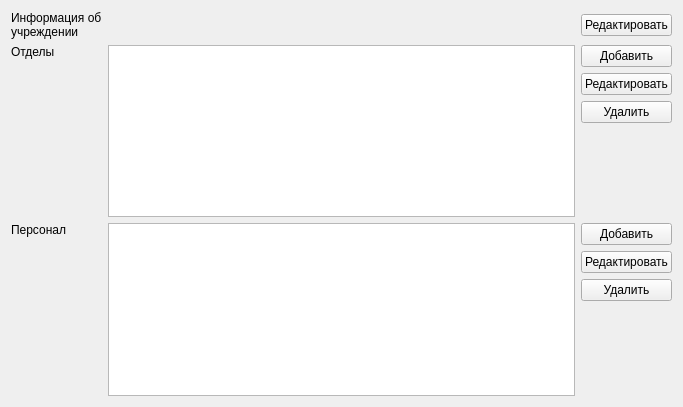
Qt form src/departments/maindepartmentswidget.ui (megakoko/m-system) before a commit.
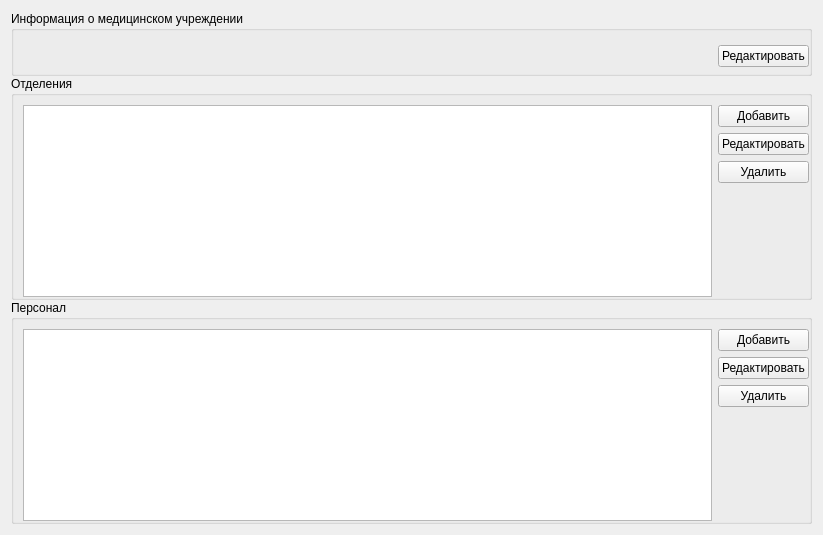
The same form after that commit.

Commit message: Немного переделал интерфейс главного виджета модуля "Отделения".

Patch:
```diff
--- a/src/departments/maindepartmentswidget.ui
+++ b/src/departments/maindepartmentswidget.ui
@@ -6,33 +6,37 @@
    <rect>
     <x>0</x>
     <y>0</y>
-    <width>683</width>
-    <height>407</height>
+    <width>823</width>
+    <height>535</height>
    </rect>
   </property>
   <property name="windowTitle">
    <string>Form</string>
   </property>
-  <layout class="QGridLayout" name="gridLayout">
-   <item row="0" column="0">
-    <widget class="QLabel" name="label_4">
-     <property name="sizePolicy">
-      <sizepolicy hsizetype="Maximum" vsizetype="Preferred">
-       <horstretch>0</horstretch>
-       <verstretch>0</verstretch>
-      </sizepolicy>
-     </property>
-     <property name="text">
-      <string>Информация об
-учреждении</string>
+  <layout class="QVBoxLayout" name="verticalLayout_3">
+   <property name="spacing">
+    <number>0</number>
+   </property>
+   <item>
+    <widget class="QGroupBox" name="groupBox_3">
+     <property name="title">
+      <string>Информация о медицинском учреждении</string>
      </property>
-     <property name="alignment">
-      <set>Qt::AlignLeading|Qt::AlignLeft|Qt::AlignTop</set>
-     </property>
-    </widget>
-   </item>
-   <item row="0" column="1">
+     <layout class="QHBoxLayout" name="horizontalLayout_3">
+      <property name="rightMargin">
+       <number>0</number>
+      </property>
+      <property name="bottomMargin">
+       <number>0</number>
+      </property>
+      <item>
     <widget class="QLabel" name="m_healthFacilityInformation">
+        <property name="sizePolicy">
+         <sizepolicy hsizetype="Expanding" vsizetype="Expanding">
+          <horstretch>0</horstretch>
+          <verstretch>0</verstretch>
+         </sizepolicy>
+        </property>
      <property name="text">
       <string/>
      </property>
@@ -41,30 +45,29 @@
      </property>
     </widget>
    </item>
-   <item row="0" column="2">
+      <item>
     <widget class="QPushButton" name="m_editHealthFacility">
      <property name="text">
       <string>Редактировать</string>
      </property>
     </widget>
    </item>
-   <item row="1" column="0">
-    <widget class="QLabel" name="label_3">
-     <property name="sizePolicy">
-      <sizepolicy hsizetype="Maximum" vsizetype="Preferred">
-       <horstretch>0</horstretch>
-       <verstretch>0</verstretch>
-      </sizepolicy>
-     </property>
-     <property name="text">
-      <string>Отделы</string>
-     </property>
-     <property name="alignment">
-      <set>Qt::AlignLeading|Qt::AlignLeft|Qt::AlignTop</set>
-     </property>
+     </layout>
     </widget>
    </item>
-   <item row="1" column="1">
+   <item>
+    <widget class="QGroupBox" name="groupBox_2">
+     <property name="title">
+      <string>Отделения</string>
+     </property>
+     <layout class="QHBoxLayout" name="horizontalLayout_2">
+      <property name="rightMargin">
+       <number>0</number>
+      </property>
+      <property name="bottomMargin">
+       <number>0</number>
+      </property>
+      <item>
     <widget class="QTableView" name="m_departmentTable">
      <property name="selectionBehavior">
       <enum>QAbstractItemView::SelectRows</enum>
@@ -77,7 +80,7 @@
      </attribute>
     </widget>
    </item>
-   <item row="1" column="2">
+      <item>
     <layout class="QVBoxLayout" name="verticalLayout_2">
      <item>
       <widget class="QPushButton" name="m_addDepartment">
@@ -115,23 +118,22 @@
      </item>
     </layout>
    </item>
-   <item row="2" column="0">
-    <widget class="QLabel" name="label_2">
-     <property name="sizePolicy">
-      <sizepolicy hsizetype="Maximum" vsizetype="Preferred">
-       <horstretch>0</horstretch>
-       <verstretch>0</verstretch>
-      </sizepolicy>
-     </property>
-     <property name="text">
+     </layout>
+    </widget>
+   </item>
+   <item>
+    <widget class="QGroupBox" name="groupBox">
+     <property name="title">
       <string>Персонал</string>
      </property>
-     <property name="alignment">
-      <set>Qt::AlignLeading|Qt::AlignLeft|Qt::AlignTop</set>
-     </property>
-    </widget>
-   </item>
-   <item row="2" column="1">
+     <layout class="QHBoxLayout" name="horizontalLayout">
+      <property name="rightMargin">
+       <number>0</number>
+      </property>
+      <property name="bottomMargin">
+       <number>0</number>
+      </property>
+      <item>
     <widget class="QTableView" name="m_staffTable">
      <property name="selectionBehavior">
       <enum>QAbstractItemView::SelectRows</enum>
@@ -144,7 +146,7 @@
      </attribute>
     </widget>
    </item>
-   <item row="2" column="2">
+      <item>
     <layout class="QVBoxLayout" name="verticalLayout">
      <item>
       <widget class="QPushButton" name="m_addStaff">
@@ -181,6 +183,9 @@
       </spacer>
      </item>
     </layout>
+      </item>
+     </layout>
+    </widget>
    </item>
   </layout>
  </widget>
```
Lines whose indentation alone changed are shown as unchanged.
